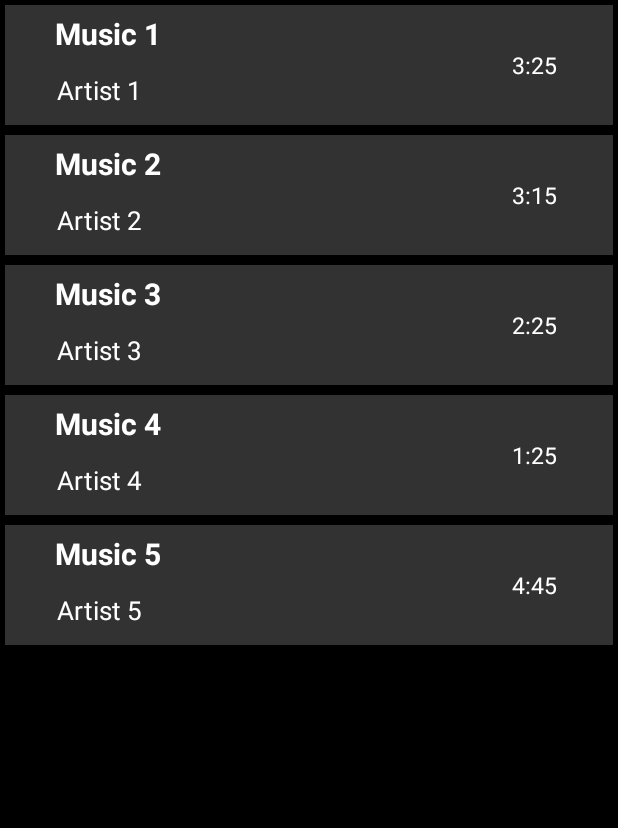
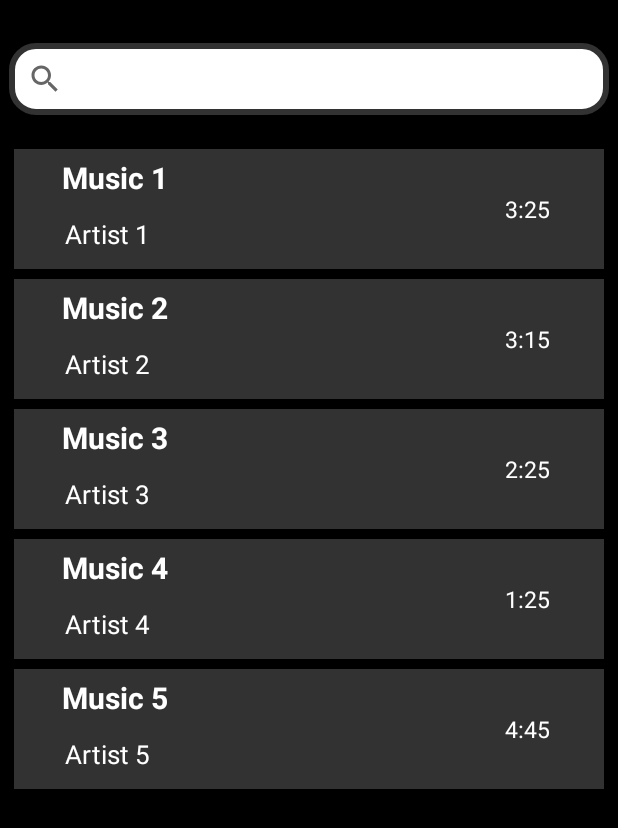
Before and after one commit to artfrc/android, an Android app: the screen it shows after launch (MainActivity), on a phone screen of 412 x 824 dp. Shown: the top 828 px of the screen. Run offline under Robolectric (Android 15) with nearby library versions, the light colour scheme and no system bars.

Commit message:
Update PlayList App

```diff
--- a/files/PlayListApp/app/src/main/java/com/androiddev/playlistapp/MainActivity.kt
+++ b/files/PlayListApp/app/src/main/java/com/androiddev/playlistapp/MainActivity.kt
@@ -4,6 +4,7 @@ import android.content.Intent
 import android.graphics.Color
 import androidx.appcompat.app.AppCompatActivity
 import android.os.Bundle
+import android.widget.SearchView
 import android.widget.Toast
 import androidx.recyclerview.widget.LinearLayoutManager
 import androidx.recyclerview.widget.RecyclerView
@@ -26,6 +27,20 @@ class MainActivity : AppCompatActivity() {
         val view = binding.root
         setContentView(view)
 
+        val searchView = binding.searchView
+
+        searchView.setOnQueryTextListener(object : SearchView.OnQueryTextListener{
+            override fun onQueryTextSubmit(query: String?): Boolean {
+                searchView.clearFocus()
+                if(musicList.contains())
+            }
+
+            override fun onQueryTextChange(newText: String?): Boolean {
+                TODO("Not yet implemented")
+            }
+
+        })
+
         val recyclerView = binding.recyclerView
         recyclerView.setBackgroundColor(Color.BLACK)
         recyclerView.layoutManager = LinearLayoutManager(this)
--- /dev/null
+++ b/files/PlayListApp/app/src/main/res/drawable/search_view.xml
@@ -0,0 +1,15 @@
+<?xml version="1.0" encoding="utf-8"?>
+<shape xmlns:android="http://schemas.android.com/apk/res/android"
+    android:shape="rectangle">
+
+    <solid
+        android:color="@color/white" />
+
+    <corners
+        android:radius="16dp" />
+
+    <stroke
+        android:color="@color/background"
+        android:width="4dp" />
+
+</shape>
--- a/files/PlayListApp/app/src/main/res/layout/activity_main.xml
+++ b/files/PlayListApp/app/src/main/res/layout/activity_main.xml
@@ -4,6 +4,8 @@
     xmlns:tools="http://schemas.android.com/tools"
     android:layout_width="match_parent"
     android:layout_height="match_parent"
+    android:padding="6dp"
+    android:background="@color/black"
     tools:context=".MainActivity">
 
     <androidx.recyclerview.widget.RecyclerView
@@ -11,7 +13,7 @@
         android:layout_width="0dp"
         android:layout_height="0dp"
         android:layout_marginStart="0dp"
-        android:layout_marginTop="0dp"
+        android:layout_marginTop="90dp"
         android:layout_marginEnd="0dp"
         android:layout_marginBottom="0dp"
         app:layout_constraintBottom_toBottomOf="parent"
@@ -19,4 +21,17 @@
         app:layout_constraintStart_toStartOf="parent"
         app:layout_constraintTop_toTopOf="parent" />
 
+    <SearchView
+        android:id="@+id/searchView"
+        android:layout_width="match_parent"
+        android:layout_height="wrap_content"
+        android:queryHint="Search here"
+        android:queryBackground="@android:color/transparent"
+        android:background="@drawable/search_view"
+        app:layout_constraintBottom_toBottomOf="parent"
+        app:layout_constraintEnd_toEndOf="parent"
+        app:layout_constraintStart_toStartOf="parent"
+        app:layout_constraintTop_toTopOf="parent"
+        app:layout_constraintVertical_bias="0.03" />
+
 </androidx.constraintlayout.widget.ConstraintLayout>
--- a/files/PlayListApp/app/src/main/res/layout/activity_second.xml
+++ b/files/PlayListApp/app/src/main/res/layout/activity_second.xml
@@ -51,6 +51,7 @@
         app:layout_constraintBottom_toBottomOf="parent"
         app:layout_constraintEnd_toEndOf="parent"
         app:layout_constraintStart_toStartOf="parent"
-        app:layout_constraintTop_toTopOf="parent" />
+        app:layout_constraintTop_toTopOf="parent"
+        app:layout_constraintVertical_bias="0.9"/>
 
 </androidx.constraintlayout.widget.ConstraintLayout>
--- a/files/PlayListApp/app/src/main/res/layout/list_item.xml
+++ b/files/PlayListApp/app/src/main/res/layout/list_item.xml
@@ -51,4 +51,6 @@
         app:layout_constraintVertical_bias="0.5" />
 
 
+
+
 </androidx.constraintlayout.widget.ConstraintLayout>
--- a/files/PlayListApp/app/src/main/res/values/colors.xml
+++ b/files/PlayListApp/app/src/main/res/values/colors.xml
@@ -9,5 +9,6 @@
     <color name="white">#FFFFFFFF</color>
 
     <color name="background">#323232</color>
+    <color name="red">#FF0000</color>
 
 </resources>
```
